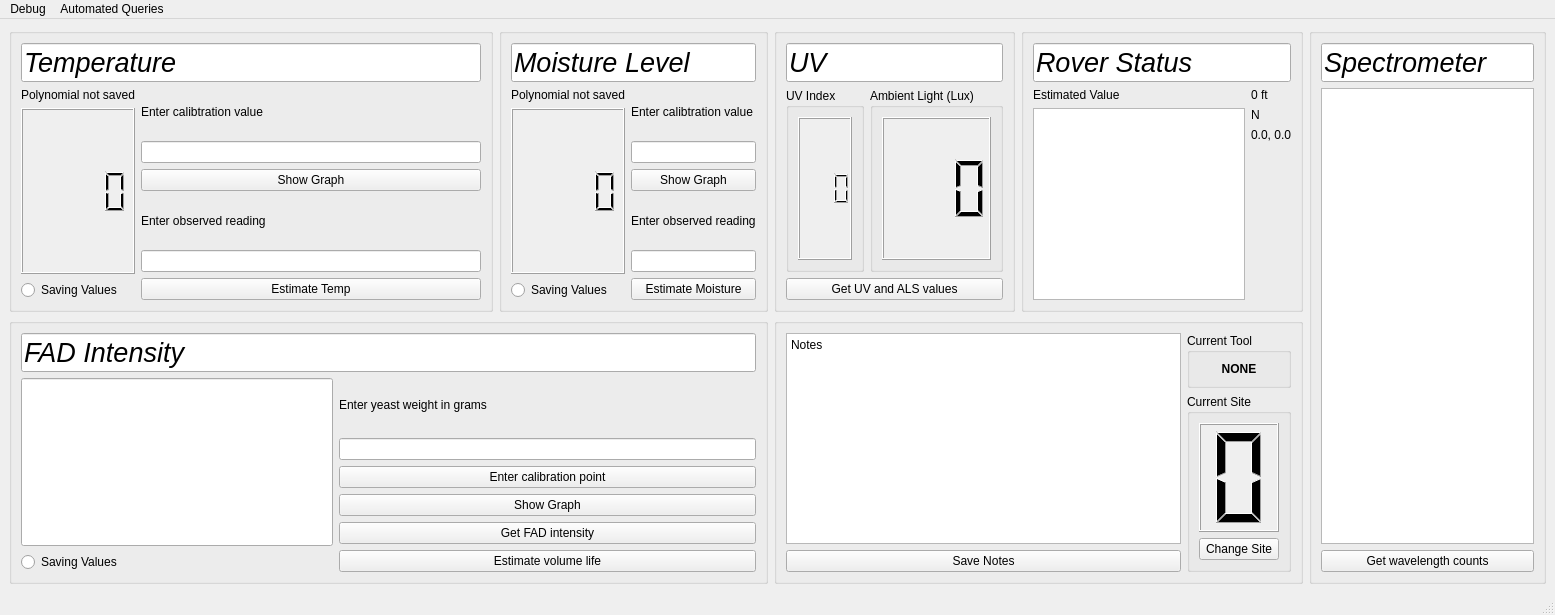
This is mars_ws/src/science/science/gui/science_GUI.ui in BYUMarsRover/Autonomy-ROS2 as Qt 5 draws it before an edit. The edited form follows.
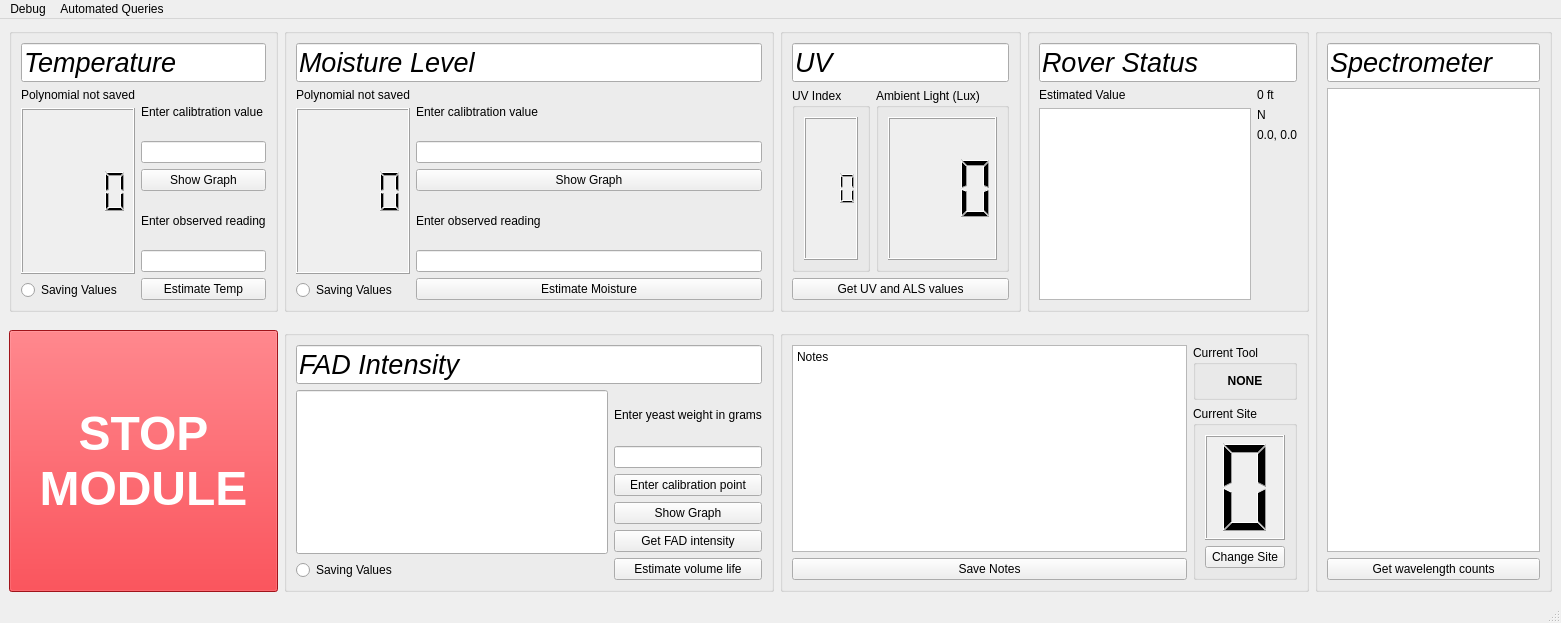
This is the edited form.

Commit message: Added Kill switch to main GUI

The edit to the form file:
```diff
--- a/mars_ws/src/science/science/gui/science_GUI.ui
+++ b/mars_ws/src/science/science/gui/science_GUI.ui
@@ -6,8 +6,8 @@
    <rect>
     <x>0</x>
     <y>0</y>
-    <width>1555</width>
-    <height>615</height>
+    <width>1561</width>
+    <height>623</height>
    </rect>
   </property>
   <property name="windowTitle">
@@ -15,7 +15,206 @@
   </property>
   <widget class="QWidget" name="centralwidget">
    <layout class="QGridLayout" name="gridLayout_2">
-    <item row="0" column="0">
+    <item row="0" column="5">
+     <widget class="QGroupBox" name="groupBox_2">
+      <property name="title">
+       <string/>
+      </property>
+      <layout class="QVBoxLayout" name="verticalLayout_18">
+       <item>
+        <widget class="QLineEdit" name="lineEdit_10">
+         <property name="font">
+          <font>
+           <pointsize>20</pointsize>
+           <italic>true</italic>
+          </font>
+         </property>
+         <property name="text">
+          <string>Rover Status</string>
+         </property>
+         <property name="readOnly">
+          <bool>true</bool>
+         </property>
+        </widget>
+       </item>
+       <item>
+        <layout class="QHBoxLayout" name="horizontalLayout_5">
+         <item>
+          <layout class="QVBoxLayout" name="verticalLayout_17">
+           <item>
+            <widget class="QLabel" name="label_8">
+             <property name="text">
+              <string>Estimated Value</string>
+             </property>
+            </widget>
+           </item>
+           <item>
+            <widget class="QTextBrowser" name="textBrowser">
+             <property name="html">
+              <string>&lt;!DOCTYPE HTML PUBLIC &quot;-//W3C//DTD HTML 4.0//EN&quot; &quot;http://www.w3.org/TR/REC-html40/strict.dtd&quot;&gt;
+&lt;html&gt;&lt;head&gt;&lt;meta name=&quot;qrichtext&quot; content=&quot;1&quot; /&gt;&lt;style type=&quot;text/css&quot;&gt;
+p, li { white-space: pre-wrap; }
+&lt;/style&gt;&lt;/head&gt;&lt;body style=&quot; font-family:'Ubuntu Sans'; font-size:11pt; font-weight:400; font-style:normal;&quot;&gt;
+&lt;p style=&quot;-qt-paragraph-type:empty; margin-top:0px; margin-bottom:0px; margin-left:0px; margin-right:0px; -qt-block-indent:0; text-indent:0px; font-family:'MS Shell Dlg 2'; font-size:8.25pt;&quot;&gt;&lt;br /&gt;&lt;/p&gt;&lt;/body&gt;&lt;/html&gt;</string>
+             </property>
+            </widget>
+           </item>
+          </layout>
+         </item>
+         <item>
+          <layout class="QVBoxLayout" name="verticalLayout_3">
+           <item>
+            <widget class="QLabel" name="lbl_altitude">
+             <property name="sizePolicy">
+              <sizepolicy hsizetype="Preferred" vsizetype="Preferred">
+               <horstretch>0</horstretch>
+               <verstretch>0</verstretch>
+              </sizepolicy>
+             </property>
+             <property name="minimumSize">
+              <size>
+               <width>0</width>
+               <height>0</height>
+              </size>
+             </property>
+             <property name="text">
+              <string>0 ft</string>
+             </property>
+            </widget>
+           </item>
+           <item>
+            <widget class="QLabel" name="lbl_heading">
+             <property name="sizePolicy">
+              <sizepolicy hsizetype="Preferred" vsizetype="Preferred">
+               <horstretch>0</horstretch>
+               <verstretch>0</verstretch>
+              </sizepolicy>
+             </property>
+             <property name="text">
+              <string>N</string>
+             </property>
+            </widget>
+           </item>
+           <item>
+            <widget class="QLabel" name="lbl_coordinates">
+             <property name="text">
+              <string>0.0, 0.0</string>
+             </property>
+            </widget>
+           </item>
+           <item>
+            <spacer name="verticalSpacer">
+             <property name="orientation">
+              <enum>Qt::Vertical</enum>
+             </property>
+             <property name="sizeHint" stdset="0">
+              <size>
+               <width>20</width>
+               <height>40</height>
+              </size>
+             </property>
+            </spacer>
+           </item>
+          </layout>
+         </item>
+        </layout>
+       </item>
+      </layout>
+     </widget>
+    </item>
+    <item row="0" column="4">
+     <widget class="QGroupBox" name="groupBox_9">
+      <property name="title">
+       <string/>
+      </property>
+      <layout class="QVBoxLayout" name="verticalLayout_15">
+       <item>
+        <widget class="QLineEdit" name="lineEdit_9">
+         <property name="font">
+          <font>
+           <pointsize>20</pointsize>
+           <italic>true</italic>
+          </font>
+         </property>
+         <property name="text">
+          <string>UV</string>
+         </property>
+         <property name="readOnly">
+          <bool>true</bool>
+         </property>
+        </widget>
+       </item>
+       <item>
+        <layout class="QGridLayout" name="gridLayout">
+         <item row="0" column="1">
+          <widget class="QGroupBox" name="groupBox_4">
+           <property name="sizePolicy">
+            <sizepolicy hsizetype="Expanding" vsizetype="Expanding">
+             <horstretch>0</horstretch>
+             <verstretch>0</verstretch>
+            </sizepolicy>
+           </property>
+           <property name="title">
+            <string>Ambient Light (Lux)</string>
+           </property>
+           <layout class="QVBoxLayout" name="verticalLayout_5">
+            <item>
+             <widget class="QLCDNumber" name="lcd_ambient">
+              <property name="autoFillBackground">
+               <bool>true</bool>
+              </property>
+              <property name="smallDecimalPoint">
+               <bool>false</bool>
+              </property>
+              <property name="digitCount">
+               <number>3</number>
+              </property>
+             </widget>
+            </item>
+           </layout>
+          </widget>
+         </item>
+         <item row="0" column="0">
+          <widget class="QGroupBox" name="groupBox_3">
+           <property name="sizePolicy">
+            <sizepolicy hsizetype="Expanding" vsizetype="Expanding">
+             <horstretch>0</horstretch>
+             <verstretch>0</verstretch>
+            </sizepolicy>
+           </property>
+           <property name="title">
+            <string>UV Index</string>
+           </property>
+           <layout class="QVBoxLayout" name="verticalLayout_4">
+            <item>
+             <widget class="QLCDNumber" name="lcd_uv">
+              <property name="autoFillBackground">
+               <bool>true</bool>
+              </property>
+              <property name="smallDecimalPoint">
+               <bool>false</bool>
+              </property>
+              <property name="digitCount">
+               <number>3</number>
+              </property>
+             </widget>
+            </item>
+           </layout>
+          </widget>
+         </item>
+        </layout>
+       </item>
+       <item>
+        <widget class="QPushButton" name="pushButton_uv">
+         <property name="text">
+          <string>Get UV and ALS values</string>
+         </property>
+        </widget>
+       </item>
+      </layout>
+     </widget>
+    </item>
+    <item row="0" column="1">
      <widget class="QGroupBox" name="groupBox_6">
       <property name="title">
        <string/>
@@ -134,228 +333,7 @@
       </layout>
      </widget>
     </item>
-    <item row="1" column="0" colspan="3">
-     <widget class="QGroupBox" name="groupBox_7">
-      <property name="title">
-       <string/>
-      </property>
-      <layout class="QVBoxLayout" name="verticalLayout_13">
-       <item>
-        <widget class="QLineEdit" name="lineEdit_7">
-         <property name="font">
-          <font>
-           <pointsize>20</pointsize>
-           <italic>true</italic>
-          </font>
-         </property>
-         <property name="text">
-          <string>FAD Intensity</string>
-         </property>
-         <property name="readOnly">
-          <bool>true</bool>
-         </property>
-        </widget>
-       </item>
-       <item>
-        <layout class="QHBoxLayout" name="horizontalLayout_3">
-         <item>
-          <layout class="QVBoxLayout" name="verticalLayout_12">
-           <item>
-            <widget class="QLineEdit" name="le_fad">
-             <property name="sizePolicy">
-              <sizepolicy hsizetype="Minimum" vsizetype="Minimum">
-               <horstretch>0</horstretch>
-               <verstretch>1</verstretch>
-              </sizepolicy>
-             </property>
-             <property name="font">
-              <font>
-               <pointsize>24</pointsize>
-               <weight>75</weight>
-               <bold>true</bold>
-              </font>
-             </property>
-             <property name="layoutDirection">
-              <enum>Qt::LeftToRight</enum>
-             </property>
-             <property name="text">
-              <string/>
-             </property>
-             <property name="alignment">
-              <set>Qt::AlignRight|Qt::AlignTrailing|Qt::AlignVCenter</set>
-             </property>
-             <property name="readOnly">
-              <bool>true</bool>
-             </property>
-             <property name="placeholderText">
-              <string extracomment="0"/>
-             </property>
-            </widget>
-           </item>
-           <item>
-            <widget class="QRadioButton" name="fad_radio">
-             <property name="cursor">
-              <cursorShape>ArrowCursor</cursorShape>
-             </property>
-             <property name="layoutDirection">
-              <enum>Qt::LeftToRight</enum>
-             </property>
-             <property name="autoFillBackground">
-              <bool>false</bool>
-             </property>
-             <property name="text">
-              <string>Saving Values</string>
-             </property>
-             <property name="checked">
-              <bool>false</bool>
-             </property>
-             <property name="autoExclusive">
-              <bool>false</bool>
-             </property>
-            </widget>
-           </item>
-          </layout>
-         </item>
-         <item>
-          <layout class="QVBoxLayout" name="verticalLayout_11">
-           <item>
-            <widget class="QLabel" name="label_9">
-             <property name="text">
-              <string>Enter yeast weight in grams</string>
-             </property>
-            </widget>
-           </item>
-           <item>
-            <widget class="QLineEdit" name="lineEdit_fad"/>
-           </item>
-           <item>
-            <widget class="QPushButton" name="pushButton_fad_calibration">
-             <property name="text">
-              <string>Enter calibration point</string>
-             </property>
-            </widget>
-           </item>
-           <item>
-            <widget class="QPushButton" name="pushButton_fad_graph">
-             <property name="text">
-              <string>Show Graph</string>
-             </property>
-            </widget>
-           </item>
-           <item>
-            <widget class="QPushButton" name="pushButton_fad">
-             <property name="text">
-              <string>Get FAD intensity</string>
-             </property>
-            </widget>
-           </item>
-           <item>
-            <widget class="QPushButton" name="pushButton_fad_estimate">
-             <property name="text">
-              <string>Estimate volume life</string>
-             </property>
-            </widget>
-           </item>
-          </layout>
-         </item>
-        </layout>
-       </item>
-      </layout>
-     </widget>
-    </item>
-    <item row="0" column="3">
-     <widget class="QGroupBox" name="groupBox_9">
-      <property name="title">
-       <string/>
-      </property>
-      <layout class="QVBoxLayout" name="verticalLayout_15">
-       <item>
-        <widget class="QLineEdit" name="lineEdit_9">
-         <property name="font">
-          <font>
-           <pointsize>20</pointsize>
-           <italic>true</italic>
-          </font>
-         </property>
-         <property name="text">
-          <string>UV</string>
-         </property>
-         <property name="readOnly">
-          <bool>true</bool>
-         </property>
-        </widget>
-       </item>
-       <item>
-        <layout class="QGridLayout" name="gridLayout">
-         <item row="0" column="1">
-          <widget class="QGroupBox" name="groupBox_4">
-           <property name="sizePolicy">
-            <sizepolicy hsizetype="Expanding" vsizetype="Expanding">
-             <horstretch>0</horstretch>
-             <verstretch>0</verstretch>
-            </sizepolicy>
-           </property>
-           <property name="title">
-            <string>Ambient Light (Lux)</string>
-           </property>
-           <layout class="QVBoxLayout" name="verticalLayout_5">
-            <item>
-             <widget class="QLCDNumber" name="lcd_ambient">
-              <property name="autoFillBackground">
-               <bool>true</bool>
-              </property>
-              <property name="smallDecimalPoint">
-               <bool>false</bool>
-              </property>
-              <property name="digitCount">
-               <number>3</number>
-              </property>
-             </widget>
-            </item>
-           </layout>
-          </widget>
-         </item>
-         <item row="0" column="0">
-          <widget class="QGroupBox" name="groupBox_3">
-           <property name="sizePolicy">
-            <sizepolicy hsizetype="Expanding" vsizetype="Expanding">
-             <horstretch>0</horstretch>
-             <verstretch>0</verstretch>
-            </sizepolicy>
-           </property>
-           <property name="title">
-            <string>UV Index</string>
-           </property>
-           <layout class="QVBoxLayout" name="verticalLayout_4">
-            <item>
-             <widget class="QLCDNumber" name="lcd_uv">
-              <property name="autoFillBackground">
-               <bool>true</bool>
-              </property>
-              <property name="smallDecimalPoint">
-               <bool>false</bool>
-              </property>
-              <property name="digitCount">
-               <number>3</number>
-              </property>
-             </widget>
-            </item>
-           </layout>
-          </widget>
-         </item>
-        </layout>
-       </item>
-       <item>
-        <widget class="QPushButton" name="pushButton_uv">
-         <property name="text">
-          <string>Get UV and ALS values</string>
-         </property>
-        </widget>
-       </item>
-      </layout>
-     </widget>
-    </item>
-    <item row="0" column="1" colspan="2">
+    <item row="0" column="2" colspan="2">
      <widget class="QGroupBox" name="groupBox_5">
       <property name="title">
        <string/>
@@ -500,149 +478,7 @@
       </layout>
      </widget>
     </item>
-    <item row="0" column="6" rowspan="2">
-     <widget class="QGroupBox" name="groupBox_8">
-      <property name="title">
-       <string/>
-      </property>
-      <layout class="QVBoxLayout" name="verticalLayout_14">
-       <item>
-        <widget class="QLineEdit" name="lineEdit_8">
-         <property name="font">
-          <font>
-           <pointsize>20</pointsize>
-           <italic>true</italic>
-          </font>
-         </property>
-         <property name="text">
-          <string>Spectrometer</string>
-         </property>
-         <property name="readOnly">
-          <bool>true</bool>
-         </property>
-        </widget>
-       </item>
-       <item>
-        <widget class="QTableView" name="tableView"/>
-       </item>
-       <item>
-        <widget class="QPushButton" name="pushButton_spectro">
-         <property name="text">
-          <string>Get wavelength counts</string>
-         </property>
-        </widget>
-       </item>
-      </layout>
-     </widget>
-    </item>
-    <item row="0" column="4">
-     <widget class="QGroupBox" name="groupBox_2">
-      <property name="title">
-       <string/>
-      </property>
-      <layout class="QVBoxLayout" name="verticalLayout_18">
-       <item>
-        <widget class="QLineEdit" name="lineEdit_10">
-         <property name="font">
-          <font>
-           <pointsize>20</pointsize>
-           <italic>true</italic>
-          </font>
-         </property>
-         <property name="text">
-          <string>Rover Status</string>
-         </property>
-         <property name="readOnly">
-          <bool>true</bool>
-         </property>
-        </widget>
-       </item>
-       <item>
-        <layout class="QHBoxLayout" name="horizontalLayout_5">
-         <item>
-          <layout class="QVBoxLayout" name="verticalLayout_17">
-           <item>
-            <widget class="QLabel" name="label_8">
-             <property name="text">
-              <string>Estimated Value</string>
-             </property>
-            </widget>
-           </item>
-           <item>
-            <widget class="QTextBrowser" name="textBrowser">
-             <property name="html">
-              <string>&lt;!DOCTYPE HTML PUBLIC &quot;-//W3C//DTD HTML 4.0//EN&quot; &quot;http://www.w3.org/TR/REC-html40/strict.dtd&quot;&gt;
-&lt;html&gt;&lt;head&gt;&lt;meta name=&quot;qrichtext&quot; content=&quot;1&quot; /&gt;&lt;style type=&quot;text/css&quot;&gt;
-p, li { white-space: pre-wrap; }
-&lt;/style&gt;&lt;/head&gt;&lt;body style=&quot; font-family:'Ubuntu Sans'; font-size:11pt; font-weight:400; font-style:normal;&quot;&gt;
-&lt;p style=&quot;-qt-paragraph-type:empty; margin-top:0px; margin-bottom:0px; margin-left:0px; margin-right:0px; -qt-block-indent:0; text-indent:0px; font-family:'MS Shell Dlg 2'; font-size:8.25pt;&quot;&gt;&lt;br /&gt;&lt;/p&gt;&lt;/body&gt;&lt;/html&gt;</string>
-             </property>
-            </widget>
-           </item>
-          </layout>
-         </item>
-         <item>
-          <layout class="QVBoxLayout" name="verticalLayout_3">
-           <item>
-            <widget class="QLabel" name="lbl_altitude">
-             <property name="sizePolicy">
-              <sizepolicy hsizetype="Preferred" vsizetype="Preferred">
-               <horstretch>0</horstretch>
-               <verstretch>0</verstretch>
-              </sizepolicy>
-             </property>
-             <property name="minimumSize">
-              <size>
-               <width>0</width>
-               <height>0</height>
-              </size>
-             </property>
-             <property name="text">
-              <string>0 ft</string>
-             </property>
-            </widget>
-           </item>
-           <item>
-            <widget class="QLabel" name="lbl_heading">
-             <property name="sizePolicy">
-              <sizepolicy hsizetype="Preferred" vsizetype="Preferred">
-               <horstretch>0</horstretch>
-               <verstretch>0</verstretch>
-              </sizepolicy>
-             </property>
-             <property name="text">
-              <string>N</string>
-             </property>
-            </widget>
-           </item>
-           <item>
-            <widget class="QLabel" name="lbl_coordinates">
-             <property name="text">
-              <string>0.0, 0.0</string>
-             </property>
-            </widget>
-           </item>
-           <item>
-            <spacer name="verticalSpacer">
-             <property name="orientation">
-              <enum>Qt::Vertical</enum>
-             </property>
-             <property name="sizeHint" stdset="0">
-              <size>
-               <width>20</width>
-               <height>40</height>
-              </size>
-             </property>
-            </spacer>
-           </item>
-          </layout>
-         </item>
-        </layout>
-       </item>
-      </layout>
-     </widget>
-    </item>
-    <item row="1" column="3" colspan="2">
+    <item row="3" column="4" colspan="2">
      <widget class="QGroupBox" name="groupBox_10">
       <property name="title">
        <string/>
@@ -740,6 +576,195 @@
       </layout>
      </widget>
     </item>
+    <item row="0" column="7" rowspan="4">
+     <widget class="QGroupBox" name="groupBox_8">
+      <property name="title">
+       <string/>
+      </property>
+      <layout class="QVBoxLayout" name="verticalLayout_14">
+       <item>
+        <widget class="QLineEdit" name="lineEdit_8">
+         <property name="font">
+          <font>
+           <pointsize>20</pointsize>
+           <italic>true</italic>
+          </font>
+         </property>
+         <property name="text">
+          <string>Spectrometer</string>
+         </property>
+         <property name="readOnly">
+          <bool>true</bool>
+         </property>
+        </widget>
+       </item>
+       <item>
+        <widget class="QTableView" name="tableView"/>
+       </item>
+       <item>
+        <widget class="QPushButton" name="pushButton_spectro">
+         <property name="text">
+          <string>Get wavelength counts</string>
+         </property>
+        </widget>
+       </item>
+      </layout>
+     </widget>
+    </item>
+    <item row="3" column="2" colspan="2">
+     <widget class="QGroupBox" name="groupBox_7">
+      <property name="title">
+       <string/>
+      </property>
+      <layout class="QVBoxLayout" name="verticalLayout_13">
+       <item>
+        <widget class="QLineEdit" name="lineEdit_7">
+         <property name="font">
+          <font>
+           <pointsize>20</pointsize>
+           <italic>true</italic>
+          </font>
+         </property>
+         <property name="text">
+          <string>FAD Intensity</string>
+         </property>
+         <property name="readOnly">
+          <bool>true</bool>
+         </property>
+        </widget>
+       </item>
+       <item>
+        <layout class="QHBoxLayout" name="horizontalLayout_3">
+         <item>
+          <layout class="QVBoxLayout" name="verticalLayout_12">
+           <item>
+            <widget class="QLineEdit" name="le_fad">
+             <property name="sizePolicy">
+              <sizepolicy hsizetype="Minimum" vsizetype="Minimum">
+               <horstretch>0</horstretch>
+               <verstretch>1</verstretch>
+              </sizepolicy>
+             </property>
+             <property name="font">
+              <font>
+               <pointsize>24</pointsize>
+               <weight>75</weight>
+               <bold>true</bold>
+              </font>
+             </property>
+             <property name="layoutDirection">
+              <enum>Qt::LeftToRight</enum>
+             </property>
+             <property name="text">
+              <string/>
+             </property>
+             <property name="alignment">
+              <set>Qt::AlignRight|Qt::AlignTrailing|Qt::AlignVCenter</set>
+             </property>
+             <property name="readOnly">
+              <bool>true</bool>
+             </property>
+             <property name="placeholderText">
+              <string extracomment="0"/>
+             </property>
+            </widget>
+           </item>
+           <item>
+            <widget class="QRadioButton" name="fad_radio">
+             <property name="cursor">
+              <cursorShape>ArrowCursor</cursorShape>
+             </property>
+             <property name="layoutDirection">
+              <enum>Qt::LeftToRight</enum>
+             </property>
+             <property name="autoFillBackground">
+              <bool>false</bool>
+             </property>
+             <property name="text">
+              <string>Saving Values</string>
+             </property>
+             <property name="checked">
+              <bool>false</bool>
+             </property>
+             <property name="autoExclusive">
+              <bool>false</bool>
+             </property>
+            </widget>
+           </item>
+          </layout>
+         </item>
+         <item>
+          <layout class="QVBoxLayout" name="verticalLayout_11">
+           <item>
+            <widget class="QLabel" name="label_9">
+             <property name="text">
+              <string>Enter yeast weight in grams</string>
+             </property>
+            </widget>
+           </item>
+           <item>
+            <widget class="QLineEdit" name="lineEdit_fad"/>
+           </item>
+           <item>
+            <widget class="QPushButton" name="pushButton_fad_calibration">
+             <property name="text">
+              <string>Enter calibration point</string>
+             </property>
+            </widget>
+           </item>
+           <item>
+            <widget class="QPushButton" name="pushButton_fad_graph">
+             <property name="text">
+              <string>Show Graph</string>
+             </property>
+            </widget>
+           </item>
+           <item>
+            <widget class="QPushButton" name="pushButton_fad">
+             <property name="text">
+              <string>Get FAD intensity</string>
+             </property>
+            </widget>
+           </item>
+           <item>
+            <widget class="QPushButton" name="pushButton_fad_estimate">
+             <property name="text">
+              <string>Estimate volume life</string>
+             </property>
+            </widget>
+           </item>
+          </layout>
+         </item>
+        </layout>
+       </item>
+      </layout>
+     </widget>
+    </item>
+    <item row="3" column="1">
+     <widget class="QPushButton" name="pushButton_kill_switch">
+      <property name="sizePolicy">
+       <sizepolicy hsizetype="Minimum" vsizetype="Minimum">
+        <horstretch>0</horstretch>
+        <verstretch>0</verstretch>
+       </sizepolicy>
+      </property>
+      <property name="font">
+       <font>
+        <pointsize>36</pointsize>
+        <weight>75</weight>
+        <bold>true</bold>
+       </font>
+      </property>
+      <property name="styleSheet">
+       <string notr="true">background-color: rgb(224, 27, 36);
+color: rgb(255, 255, 255);</string>
+      </property>
+      <property name="text">
+       <string>STOP
+MODULE</string>
+      </property>
+     </widget>
+    </item>
    </layout>
   </widget>
   <widget class="QMenuBar" name="menubar">
@@ -747,7 +772,7 @@
     <rect>
      <x>0</x>
      <y>0</y>
-     <width>1555</width>
+     <width>1561</width>
      <height>24</height>
     </rect>
    </property>
```
The commit also changes 2 other files.
